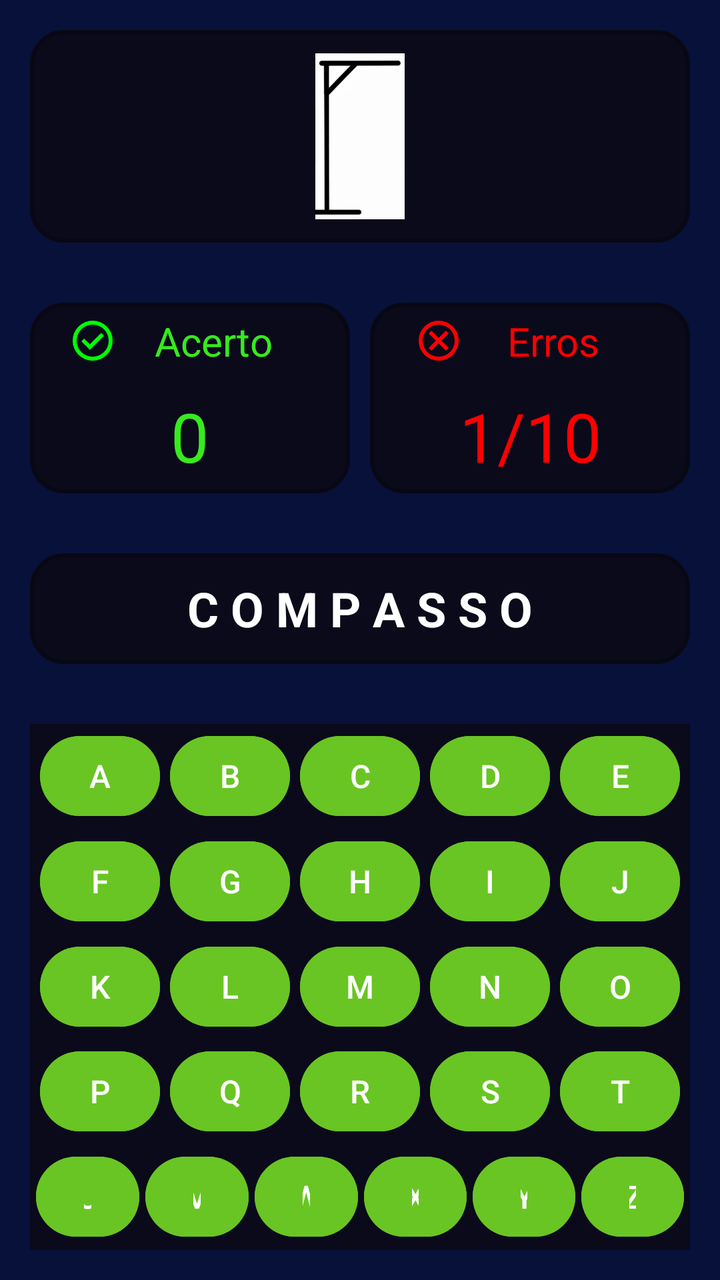
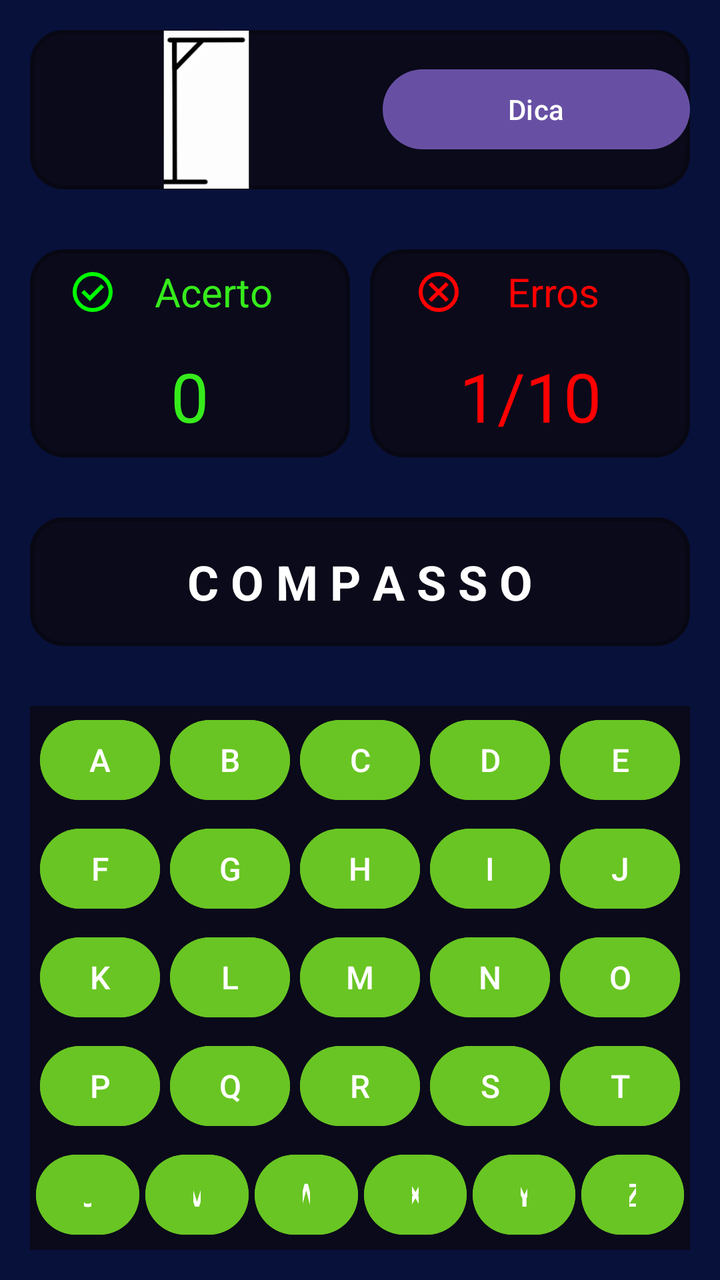

Screens rendered from an Android XML layout before and after an edit, with the pre-edit source and the edit as a unified diff.
<!-- AndroidManifest.xml: application theme Theme.Forca_Integrado -->
<!-- res/layout/activity_tela_jogo.xml -->
<?xml version="1.0" encoding="utf-8"?>
<LinearLayout xmlns:android="http://schemas.android.com/apk/res/android"
    xmlns:app="http://schemas.android.com/apk/res-auto"
    xmlns:tools="http://schemas.android.com/tools"
    android:id="@+id/main"
    android:layout_width="match_parent"
    android:layout_height="match_parent"
    android:background="#08113A"
    android:orientation="vertical"
    tools:context=".TelaJogo">

    <LinearLayout
        android:layout_width="match_parent"
        android:layout_height="wrap_content"
        android:layout_margin="15dp"
        android:layout_weight="0.25"
        android:background="@drawable/borda"
        android:gravity="center"
        android:orientation="vertical">

        <ImageView
            android:id="@+id/imageView2"
            android:layout_width="match_parent"
            android:layout_height="wrap_content"
            app:srcCompat="@drawable/forca_0_9" />
    </LinearLayout>

    <LinearLayout
        android:layout_width="match_parent"
        android:layout_height="wrap_content"
        android:layout_margin="15dp"
        android:layout_weight="0.25"
        android:background="#08113A"
        android:orientation="horizontal">

        <LinearLayout
            android:id="@+id/layout_Acerto"
            android:layout_width="match_parent"
            android:layout_height="match_parent"
            android:layout_marginRight="5dp"
            android:layout_weight="0.5"
            android:background="@drawable/borda"
            android:gravity="center"
            android:orientation="vertical">

            <LinearLayout
                android:layout_width="match_parent"
                android:layout_height="wrap_content"
                android:layout_weight="0.5"
                android:gravity="center"
                android:orientation="horizontal">

                <ImageView
                    android:id="@+id/imageView3"
                    android:layout_width="wrap_content"
                    android:layout_height="wrap_content"
                    android:layout_weight="1"
                    app:srcCompat="@drawable/check_circle_24px_1_" />

                <TextView
                    android:id="@+id/textView4"
                    android:layout_width="wrap_content"
                    android:layout_height="wrap_content"
                    android:layout_weight="1"
                    android:text="Acerto"
                    android:textColor="#36EB1B"
                    android:textSize="20sp" />

            </LinearLayout>

            <LinearLayout
                android:layout_width="match_parent"
                android:layout_height="wrap_content"
                android:layout_weight="0.5"
                android:gravity="center"
                android:orientation="horizontal">

                <TextView
                    android:id="@+id/numAcerto"
                    android:layout_width="wrap_content"
                    android:layout_height="wrap_content"
                    android:layout_weight="0"
                    android:gravity="center"
                    android:text="0"
                    android:textColor="#36EB1B"
                    android:textSize="34sp" />
            </LinearLayout>
        </LinearLayout>

        <LinearLayout
            android:id="@+id/layout_Erro"
            android:layout_width="match_parent"
            android:layout_height="match_parent"
            android:layout_marginLeft="5dp"
            android:layout_weight="0.5"
            android:background="@drawable/borda"
            android:gravity="center"
            android:orientation="vertical">

            <LinearLayout
                android:layout_width="match_parent"
                android:layout_height="wrap_content"
                android:layout_weight="0.5"
                android:gravity="center"
                android:orientation="horizontal">

                <ImageView
                    android:id="@+id/imageView4"
                    android:layout_width="wrap_content"
                    android:layout_height="wrap_content"
                    android:layout_weight="1"
                    app:srcCompat="@drawable/cancel_24px_1_" />

                <TextView
                    android:id="@+id/textView5"
                    android:layout_width="wrap_content"
                    android:layout_height="wrap_content"
                    android:layout_weight="1"
                    android:text="Erros"
                    android:textColor="#FF0000"
                    android:textSize="20sp" />
            </LinearLayout>

            <LinearLayout
                android:layout_width="match_parent"
                android:layout_height="wrap_content"
                android:layout_weight="0.5"
                android:gravity="center"
                android:orientation="horizontal">

                <TextView
                    android:id="@+id/numErro"
                    android:layout_width="wrap_content"
                    android:layout_height="wrap_content"
                    android:layout_weight="1"
                    android:gravity="center"
                    android:text="1/10"
                    android:textColor="#FF0000"
                    android:textSize="34sp" />
            </LinearLayout>
        </LinearLayout>
    </LinearLayout>

    <LinearLayout
        android:layout_width="match_parent"
        android:layout_height="wrap_content"
        android:layout_margin="15dp"
        android:layout_weight="0.25"
        android:background="@drawable/borda"
        android:gravity="center"
        android:orientation="vertical">

        <TextView
            android:id="@+id/textView3"
            android:layout_width="wrap_content"
            android:layout_height="wrap_content"
            android:text="C O M P A S S O"
            android:textColor="#FFFFFF"
            android:textSize="24sp"
            android:textStyle="bold" />
    </LinearLayout>

    <LinearLayout
        android:id="@+id/teclado"
        android:layout_width="match_parent"
        android:layout_height="wrap_content"
        android:layout_margin="15dp"
        android:layout_weight="0.25"
        android:background="#0A0A1A"
        android:orientation="vertical">

        <LinearLayout
            android:layout_width="match_parent"
            android:layout_height="wrap_content"
            android:layout_weight="0.20"
            android:gravity="center"
            android:orientation="horizontal">

            <Button
                android:id="@+id/id2"
                android:layout_width="wrap_content"
                android:layout_height="wrap_content"
                android:layout_marginLeft="5dp"
                android:layout_weight="1"
                android:backgroundTint="#69C523"
                android:text="A"
                android:textSize="16sp" />

            <Button
                android:id="@+id/id3"
                android:layout_width="wrap_content"
                android:layout_height="wrap_content"
                android:layout_marginLeft="5dp"
                android:layout_weight="1"
                android:backgroundTint="#69C523"
                android:text="B"
                android:textSize="16sp" />

            <Button
                android:id="@+id/id4"
                android:layout_width="wrap_content"
                android:layout_height="wrap_content"
                android:layout_marginLeft="5dp"
                android:layout_weight="1"
                android:backgroundTint="#69C523"
                android:text="C"
                android:textSize="16sp" />

            <Button
                android:id="@+id/id5"
                android:layout_width="wrap_content"
                android:layout_height="wrap_content"
                android:layout_marginLeft="5dp"
                android:layout_weight="1"
                android:backgroundTint="#69C523"
                android:text="D"
                android:textSize="16sp" />

            <Button
                android:id="@+id/id6"
                android:layout_width="wrap_content"
                android:layout_height="wrap_content"
                android:layout_marginLeft="5dp"
                android:layout_marginRight="5dp"
                android:layout_weight="1"
                android:backgroundTint="#69C523"
                android:text="E"
                android:textSize="16sp" />
        </LinearLayout>

        <LinearLayout
            android:layout_width="match_parent"
            android:layout_height="wrap_content"
            android:layout_weight="0.20"
            android:gravity="center"
            android:orientation="horizontal">

            <Button
                android:id="@+id/id7"
                android:layout_width="wrap_content"
                android:layout_height="wrap_content"
                android:layout_marginLeft="5dp"
                android:layout_weight="1"
                android:backgroundTint="#69C523"
                android:text="F"
                android:textSize="16sp" />

            <Button
                android:id="@+id/id8"
                android:layout_width="wrap_content"
                android:layout_height="wrap_content"
                android:layout_marginLeft="5dp"
                android:layout_weight="1"
                android:backgroundTint="#69C523"
                android:text="G"
                android:textSize="16sp" />

            <Button
                android:id="@+id/id9"
                android:layout_width="wrap_content"
                android:layout_height="wrap_content"
                android:layout_marginLeft="5dp"
                android:layout_weight="1"
                android:backgroundTint="#69C523"
                android:text="H"
                android:textSize="16sp" />

            <Button
                android:id="@+id/id10"
                android:layout_width="wrap_content"
                android:layout_height="wrap_content"
                android:layout_marginLeft="5dp"
                android:layout_weight="1"
                android:backgroundTint="#69C523"
                android:text="I"
                android:textSize="16sp" />

            <Button
                android:id="@+id/id11"
                android:layout_width="wrap_content"
                android:layout_height="wrap_content"
                android:layout_marginLeft="5dp"
                android:layout_marginRight="5dp"
                android:layout_weight="1"
                android:backgroundTint="#69C523"
                android:text="J"
                android:textSize="16sp" />
        </LinearLayout>

        <LinearLayout
            android:layout_width="match_parent"
            android:layout_height="wrap_content"
            android:layout_weight="0.20"
            android:gravity="center"
            android:orientation="horizontal">

            <Button
                android:id="@+id/id12"
                android:layout_width="wrap_content"
                android:layout_height="wrap_content"
                android:layout_marginLeft="5dp"
                android:layout_weight="1"
                android:backgroundTint="#69C523"
                android:text="K"
                android:textSize="16sp" />

            <Button
                android:id="@+id/id13"
                android:layout_width="wrap_content"
                android:layout_height="wrap_content"
                android:layout_marginLeft="5dp"
                android:layout_weight="1"
                android:backgroundTint="#69C523"
                android:text="L"
                android:textSize="16sp" />

            <Button
                android:id="@+id/id14"
                android:layout_width="wrap_content"
                android:layout_height="wrap_content"
                android:layout_marginLeft="5dp"
                android:layout_weight="1"
                android:backgroundTint="#69C523"
                android:text="M"
                android:textSize="16sp" />

            <Button
                android:id="@+id/id15"
                android:layout_width="wrap_content"
                android:layout_height="wrap_content"
                android:layout_marginLeft="5dp"
                android:layout_weight="1"
                android:backgroundTint="#69C523"
                android:text="N"
                android:textSize="16sp" />

            <Button
                android:id="@+id/id16"
                android:layout_width="wrap_content"
                android:layout_height="wrap_content"
                android:layout_marginLeft="5dp"
                android:layout_marginRight="5dp"
                android:layout_weight="1"
                android:backgroundTint="#69C523"
                android:text="O"
                android:textSize="16sp" />
        </LinearLayout>

        <LinearLayout
            android:layout_width="match_parent"
            android:layout_height="wrap_content"
            android:layout_weight="0.20"
            android:gravity="center"
            android:orientation="horizontal">

            <Button
                android:id="@+id/id17"
                android:layout_width="wrap_content"
                android:layout_height="wrap_content"
                android:layout_marginLeft="5dp"
                android:layout_weight="1"
                android:backgroundTint="#69C523"
                android:text="P"
                android:textSize="16sp" />

            <Button
                android:id="@+id/id18"
                android:layout_width="wrap_content"
                android:layout_height="wrap_content"
                android:layout_marginLeft="5dp"
                android:layout_weight="1"
                android:backgroundTint="#69C523"
                android:text="Q"
                android:textSize="16sp" />

            <Button
                android:id="@+id/id19"
                android:layout_width="wrap_content"
                android:layout_height="wrap_content"
                android:layout_marginLeft="5dp"
                android:layout_weight="1"
                android:backgroundTint="#69C523"
                android:text="R"
                android:textSize="16sp" />

            <Button
                android:id="@+id/id20"
                android:layout_width="wrap_content"
                android:layout_height="wrap_content"
                android:layout_marginLeft="5dp"
                android:layout_weight="1"
                android:backgroundTint="#69C523"
                android:text="S"
                android:textSize="16sp" />

            <Button
                android:id="@+id/id21"
                android:layout_width="wrap_content"
                android:layout_height="wrap_content"
                android:layout_marginLeft="5dp"
                android:layout_marginRight="5dp"
                android:layout_weight="1"
                android:backgroundTint="#69C523"
                android:text="T"
                android:textSize="16sp" />
        </LinearLayout>

        <LinearLayout
            android:layout_width="match_parent"
            android:layout_height="wrap_content"
            android:layout_weight="0.20"
            android:gravity="center"
            android:orientation="horizontal">

            <Button
                android:id="@+id/id22"
                android:layout_width="wrap_content"
                android:layout_height="wrap_content"
                android:layout_marginLeft="3dp"
                android:layout_weight="1"
                android:backgroundTint="#69C523"
                android:text="U"
                android:textSize="16sp" />

            <Button
                android:id="@+id/id23"
                android:layout_width="wrap_content"
                android:layout_height="wrap_content"
                android:layout_marginLeft="3dp"
                android:layout_weight="1"
                android:backgroundTint="#69C523"
                android:text="V"
                android:textSize="16sp" />

            <Button
                android:id="@+id/id24"
                android:layout_width="wrap_content"
                android:layout_height="wrap_content"
                android:layout_marginLeft="3dp"
                android:layout_weight="1"
                android:backgroundTint="#69C523"
                android:text="W"
                android:textSize="16sp" />

            <Button
                android:id="@+id/id25"
                android:layout_width="wrap_content"
                android:layout_height="wrap_content"
                android:layout_marginLeft="3dp"
                android:layout_weight="1"
                android:backgroundTint="#69C523"
                android:text="X"
                android:textSize="16sp" />

            <Button
                android:id="@+id/id26"
                android:layout_width="wrap_content"
                android:layout_height="wrap_content"
                android:layout_marginLeft="3dp"
                android:layout_weight="1"
                android:backgroundTint="#69C523"
                android:text="Y"
                android:textSize="16sp" />

            <Button
                android:id="@+id/id27"
                android:layout_width="wrap_content"
                android:layout_height="wrap_content"
                android:layout_marginLeft="3dp"
                android:layout_marginRight="3dp"
                android:layout_weight="1"
                android:backgroundTint="#69C523"
                android:text="Z"
                android:textSize="16sp" />
        </LinearLayout>
    </LinearLayout>
</LinearLayout>
<!-- resources referenced by this layout -->
<resources>
  <!-- drawable borda (drawable) -->
  <?xml version="1.0" encoding="utf-8"?>
  <shape xmlns:android="http://schemas.android.com/apk/res/android">
          
      <solid android:color="#0A0A1A"/>
          
      <corners android:radius="16dp"/>
          
      <stroke
          android:width="2dp"
          android:color="#080814"/>
  </shape>
  <!-- drawable cancel_24px_1_ (drawable) -->
  <vector xmlns:android="http://schemas.android.com/apk/res/android"
      android:width="24dp"
      android:height="24dp"
      android:viewportWidth="960"
      android:viewportHeight="960"
      android:tint="#FF0000">
    <path
        android:fillColor="@android:color/white"
        android:pathData="M336,680L480,536L624,680L680,624L536,480L680,336L624,280L480,424L336,280L280,336L424,480L280,624L336,680ZM480,880Q397,880 324,848.5Q251,817 197,763Q143,709 111.5,636Q80,563 80,480Q80,397 111.5,324Q143,251 197,197Q251,143 324,111.5Q397,80 480,80Q563,80 636,111.5Q709,143 763,197Q817,251 848.5,324Q880,397 880,480Q880,563 848.5,636Q817,709 763,763Q709,817 636,848.5Q563,880 480,880ZM480,800Q614,800 707,707Q800,614 800,480Q800,346 707,253Q614,160 480,160Q346,160 253,253Q160,346 160,480Q160,614 253,707Q346,800 480,800ZM480,480Q480,480 480,480Q480,480 480,480Q480,480 480,480Q480,480 480,480Q480,480 480,480Q480,480 480,480Q480,480 480,480Q480,480 480,480Z"/>
  </vector>
  <!-- drawable check_circle_24px_1_ (drawable) -->
  <vector xmlns:android="http://schemas.android.com/apk/res/android"
      android:width="24dp"
      android:height="24dp"
      android:viewportWidth="960"
      android:viewportHeight="960"
      android:tint="#00FF00">
    <path
        android:fillColor="@android:color/white"
        android:pathData="M424,664L706,382L650,326L424,552L310,438L254,494L424,664ZM480,880Q397,880 324,848.5Q251,817 197,763Q143,709 111.5,636Q80,563 80,480Q80,397 111.5,324Q143,251 197,197Q251,143 324,111.5Q397,80 480,80Q563,80 636,111.5Q709,143 763,197Q817,251 848.5,324Q880,397 880,480Q880,563 848.5,636Q817,709 763,763Q709,817 636,848.5Q563,880 480,880ZM480,800Q614,800 707,707Q800,614 800,480Q800,346 707,253Q614,160 480,160Q346,160 253,253Q160,346 160,480Q160,614 253,707Q346,800 480,800ZM480,480Q480,480 480,480Q480,480 480,480Q480,480 480,480Q480,480 480,480Q480,480 480,480Q480,480 480,480Q480,480 480,480Q480,480 480,480Z"/>
  </vector>
  <!-- drawable forca_0_9: png bitmap (drawable-hdpi, 4245 bytes) -->
  <style name="Theme.Forca_Integrado" parent="Base.Theme.Forca_Integrado" />
  <style name="Base.Theme.Forca_Integrado" parent="Theme.Material3.DayNight.NoActionBar">
          
          
      </style>
</resources>

<!-- the commit's change to res/layout/activity_tela_jogo.xml (unified diff, before → after) -->
@@ -16,13 +16,35 @@
         android:layout_weight="0.25"
         android:background="@drawable/borda"
         android:gravity="center"
-        android:orientation="vertical">
-
-        <ImageView
-            android:id="@+id/imageView2"
-            android:layout_width="match_parent"
-            android:layout_height="wrap_content"
-            app:srcCompat="@drawable/forca_0_9" />
+        android:orientation="horizontal">
+
+        <LinearLayout
+            android:layout_width="wrap_content"
+            android:layout_height="match_parent"
+            android:layout_weight="0.5"
+            android:orientation="horizontal">
+
+            <ImageView
+                android:id="@+id/imageView2"
+                android:layout_width="match_parent"
+                android:layout_height="match_parent"
+                app:srcCompat="@drawable/forca_0_9" />
+        </LinearLayout>
+
+        <LinearLayout
+            android:layout_width="wrap_content"
+            android:layout_height="wrap_content"
+            android:layout_weight="0.25"
+            android:orientation="horizontal">
+
+            <Button
+                android:id="@+id/buttonDica"
+                android:layout_width="wrap_content"
+                android:layout_height="wrap_content"
+                android:layout_weight="1"
+                android:text="Dica" />
+        </LinearLayout>
+
     </LinearLayout>
 
     <LinearLayout
